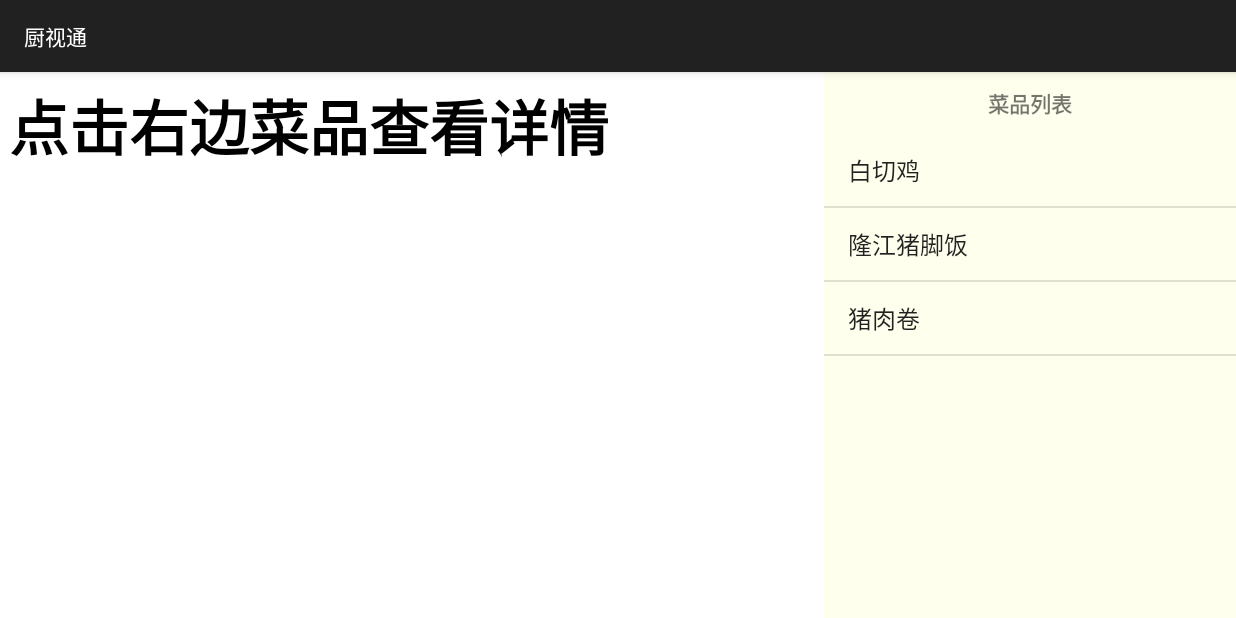
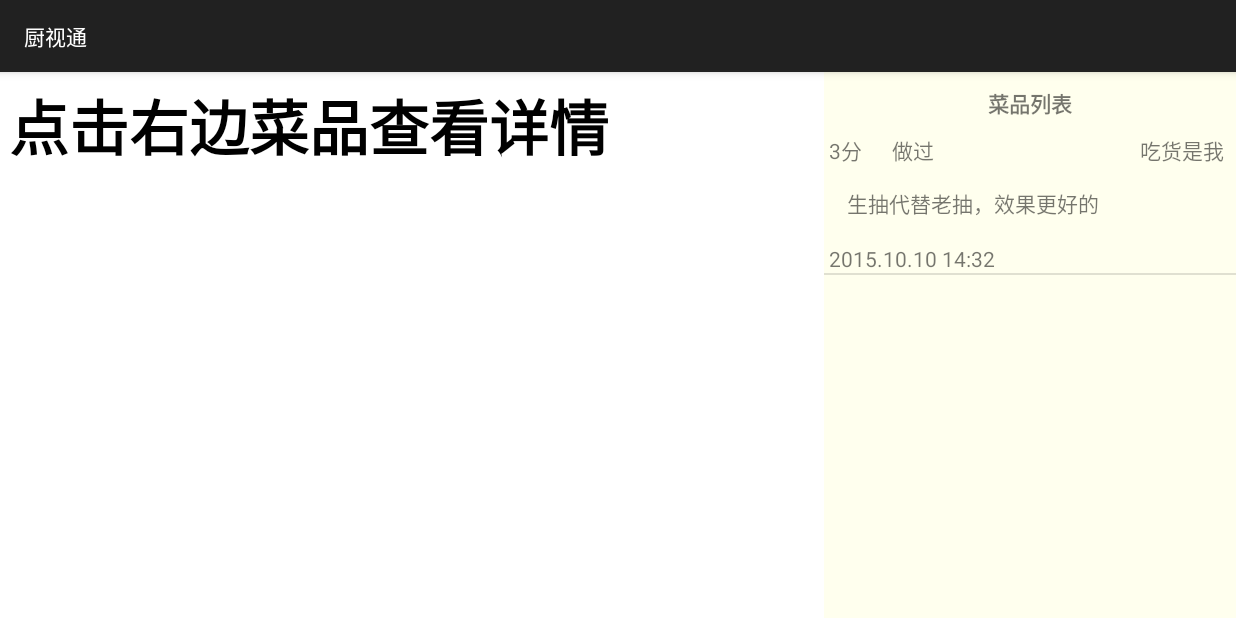
Before and after one commit to Levi-Ackerman/MyCook, an Android app: the FoodDetailActivity screen opened directly, with no data from a screen before it, on a phone screen of 824 x 412 dp (held sideways). Run offline under Robolectric (Android 15) with nearby library versions, the phone set to English and light mode, and no system bars.

Commit message:
FoodComent弄好了

```diff
--- a/app/src/main/java/lee/scut/edu/mycook/FoodDetailActivity.java
+++ b/app/src/main/java/lee/scut/edu/mycook/FoodDetailActivity.java
@@ -19,10 +19,10 @@ import java.util.Map;
 
 public class FoodDetailActivity extends BaseCaiActivity implements View.OnClickListener {
 
-    List<String> foodList = new ArrayList<>();
+    List<FoodComent> foodComents = new ArrayList<>();
     TextView tvTilte;
     ListView listView;
-    ListAdapter adapter ;
+    ListAdapter adapter;
     ImageButton videoView;
     ScrollView foodDetail;
     TextView tvContent;
@@ -33,7 +33,23 @@ public class FoodDetailActivity extends BaseCaiActivity implements View.OnClickL
         playVedio();
     }
 
-    class Food{
+    class FoodComent {
+        int grade; //打分
+        boolean done; //做过
+        String userName;
+        String content;
+        String time;
+
+        public FoodComent(int grade, boolean done, String userName, String content, String time) {
+            this.grade = grade;
+            this.done = done;
+            this.userName = userName;
+            this.content = content;
+            this.time = time;
+        }
+    }
+
+    class Food {
         String content;
 
         String videoUrl;
@@ -48,44 +64,47 @@ public class FoodDetailActivity extends BaseCaiActivity implements View.OnClickL
     protected void onCreate(Bundle savedInstanceState) {
         super.onCreate(savedInstanceState);
         setContentView(R.layout.activity_food_detail);
-        listView = (ListView)findViewById(R.id.lv_foods);
+        listView = (ListView) findViewById(R.id.lv_foods);
         listView.setOnItemClickListener(this);
-        tvTilte = (TextView)findViewById(R.id.tv_food_title);
-        tvContent = (TextView)findViewById(R.id.tv_content);
-        videoView = (ImageButton)findViewById(R.id.vv_videoView);
+        tvTilte = (TextView) findViewById(R.id.tv_food_title);
+        tvContent = (TextView) findViewById(R.id.tv_content);
+        videoView = (ImageButton) findViewById(R.id.vv_videoView);
         videoView.setOnClickListener(this);
-        foodDetail = (ScrollView)findViewById(R.id.food_detail);
-        initFoodList();
+        foodDetail = (ScrollView) findViewById(R.id.food_detail);
+        initCommentList();
         setListViewAdapter();
-        int clickItem = loadInt(App.FOOD_LIST_POS,-1);
-        if(clickItem > -1){
-            listView.performItemClick(null,clickItem,0);
+        int clickItem = loadInt(App.FOOD_LIST_POS, -1);
+        if (clickItem > -1) {
+            listView.performItemClick(null, clickItem, 0);
         }
     }
 
-    private void initFoodList() {
-        foodList.clear();
-        foodList.add("白切鸡");
-        foodList.add("隆江猪脚饭");
-        foodList.add("猪肉卷");
+    private void initCommentList() {
+        foodComents.clear();
+        FoodComent com = new FoodComent(3, true, "吃货是我", "生抽代替老抽，效果更好的", "2015.10.10 14:32");
+        foodComents.add(com);
     }
 
     private void setListViewAdapter() {
         List<Map<String, Object>> data = new ArrayList<Map<String, Object>>();
-        for (String path : foodList) {
+        for (FoodComent coment : foodComents) {
             Map<String, Object> map = new HashMap<String, Object>();
-            map.put("fileName", path);
+            map.put("grade", coment.grade + "分");
+            map.put("done", coment.done ? "做过" : "  ");
+            map.put("userName", coment.userName);
+            map.put("content", coment.content);
+            map.put("time", coment.time);
             data.add(map);
         }
         adapter = new SimpleAdapter(this, data,
-                android.R.layout.simple_list_item_1,
-                new String[]{"fileName"}, new int[]{android.R.id.text1});
+                R.layout.item_food_coment,
+                new String[]{"grade", "done", "userName", "content", "time"}, new int[]{R.id.coment_grade, R.id.coment_done, R.id.coment_userName, R.id.coment_content, R.id.coment_datetime});
         listView.setAdapter(adapter);
     }
 
     @Override
     public void onItemClick(AdapterView<?> parent, View view, int position, long id) {
-        Map<String,String> map = (Map<String, String>) listView.getAdapter().getItem(position);
+        Map<String, String> map = (Map<String, String>) listView.getAdapter().getItem(position);
         tvTilte.setText(map.get("fileName"));
         foodDetail.setVisibility(View.VISIBLE);
         saveInt(App.FOOD_LIST_POS, position);
@@ -99,7 +118,7 @@ public class FoodDetailActivity extends BaseCaiActivity implements View.OnClickL
         tvContent.setText(currentFood.content);
     }
 
-    private void playVedio(){
+    private void playVedio() {
         Uri uri = Uri.parse("http://www.lizhengxian.com/testVideo.flv");
 //        Uri uri = Uri.fromFile(new File(currentFood.videoUrl));
 //调用系统自带的播放器
--- a/app/src/main/java/lee/scut/edu/mycook/FoodListActivity.java
+++ b/app/src/main/java/lee/scut/edu/mycook/FoodListActivity.java
@@ -101,7 +101,7 @@ public class FoodListActivity extends BaseActivity implements View.OnClickListen
 
     @Override
     public void onItemClick(AdapterView<?> parent, View view, int position, long id) {
-
+        jumpToActivity(FoodDetailActivity.class);
     }
 
     List<String> foodList = new ArrayList<>();
--- /dev/null
+++ b/app/src/main/res/layout/item_food_coment.xml
@@ -0,0 +1,49 @@
+<?xml version="1.0" encoding="utf-8"?>
+<RelativeLayout xmlns:android="http://schemas.android.com/apk/res/android"
+    android:layout_width="match_parent"
+    android:layout_height="match_parent"
+    android:orientation="vertical">
+
+    <TextView
+        android:id="@+id/coment_grade"
+        android:text="5分"
+        android:layout_marginLeft="3dp"
+        android:layout_width="wrap_content"
+        android:layout_height="wrap_content" />
+
+    <TextView
+        android:text="做过"
+        android:layout_marginLeft="20dp"
+        android:layout_toRightOf="@+id/coment_grade"
+        android:id="@+id/coment_done"
+        android:layout_width="wrap_content"
+        android:layout_height="wrap_content" />
+
+    <TextView
+        android:text="用户名"
+        android:layout_marginRight="8dp"
+        android:layout_alignParentRight="true"
+        android:id="@+id/coment_userName"
+        android:layout_width="wrap_content"
+        android:layout_height="wrap_content" />
+
+    <TextView
+        android:text="内容"
+        android:layout_marginLeft="15dp"
+        android:layout_marginTop="15dp"
+        android:layout_below="@+id/coment_grade"
+        android:layout_centerVertical="true"
+        android:id="@+id/coment_content"
+        android:layout_width="wrap_content"
+        android:layout_height="wrap_content" />
+
+    <TextView
+        android:text="2015.10.10"
+        android:layout_marginTop="15dp"
+        android:layout_below="@+id/coment_content"
+        android:layout_alignParentBottom="true"
+        android:id="@+id/coment_datetime"
+        android:layout_marginLeft="3dp"
+        android:layout_width="wrap_content"
+        android:layout_height="wrap_content" />
+</RelativeLayout>
```
